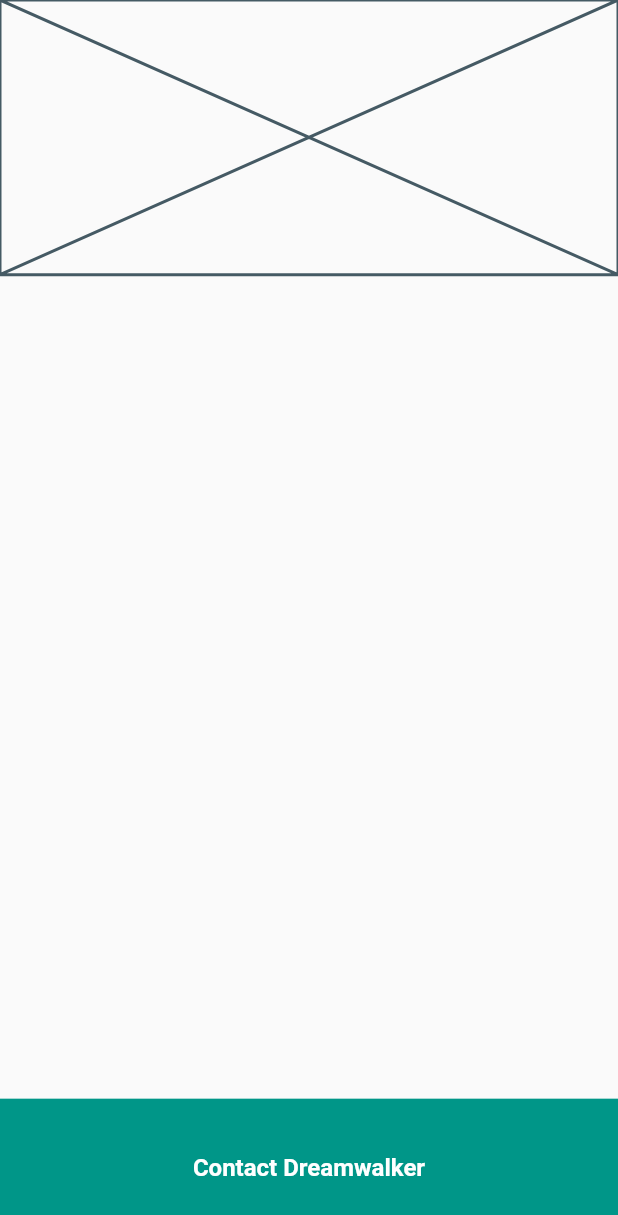
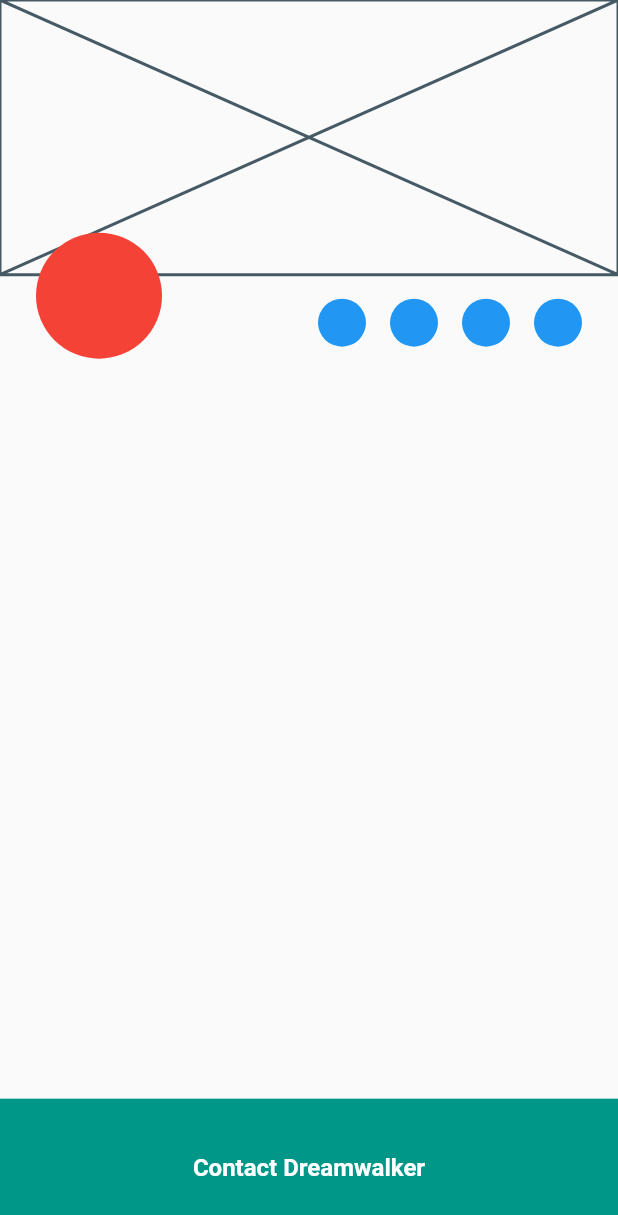
Before and after one commit to JAICHANGPARK/flutter_notebook_the_third_story, a Flutter app: the screen it shows after launch, on a phone screen of 412 x 824 dp. Shown: the top 1215 px of the screen. Run offline on Flutter 3.47's test engine with Material 2 defaults, Android fonts, the phone set to English and light mode, and no system bars; our stand-ins replace badges, dotted_border, fl_chart, google_fonts, page_transition, percent_indicator.

Commit message:
Update main_page.dart

```diff
--- a/lib/user_profile/main_page.dart
+++ b/lib/user_profile/main_page.dart
@@ -23,25 +23,74 @@ class _MainPageState extends State<MainPage> {
                     height: MediaQuery.of(context).size.height / 4.5,
                     child: Placeholder(),
                   ),
+                ),
+                Positioned(
+                  left: 24,
+                  top: MediaQuery.of(context).size.height / 4.5 - 28,
+                  child: Container(
+                    height: 84,
+                    width: 84,
+                    decoration: BoxDecoration(
+                      shape: BoxShape.circle,
+                      color: Colors.red,
+                    ),
+                  ),
+                ),
+                Positioned(
+                  right: 24,
+                  top: MediaQuery.of(context).size.height / 4.5 + 16,
+                  child: Row(
+                    children: <Widget>[
+                      Container(
+                        height: 32,
+                        width: 32,
+                        decoration: BoxDecoration(
+                            shape: BoxShape.circle, color: Colors.blue),
+                      ),
+                      SizedBox(
+                        width: 16,
+                      ),
+                      Container(
+                        height: 32,
+                        width: 32,
+                        decoration: BoxDecoration(
+                            shape: BoxShape.circle, color: Colors.blue),
+                      ),
+                      SizedBox(
+                        width: 16,
+                      ),
+                      Container(
+                        height: 32,
+                        width: 32,
+                        decoration: BoxDecoration(
+                            shape: BoxShape.circle, color: Colors.blue),
+                      ),
+                      SizedBox(
+                        width: 16,
+                      ),
+                      Container(
+                        height: 32,
+                        width: 32,
+                        decoration: BoxDecoration(
+                            shape: BoxShape.circle, color: Colors.blue),
+                      )
+                    ],
+                  ),
                 )
-
               ],
             ),
           ),
           Expanded(
             flex: 1,
             child: Container(
-              decoration: BoxDecoration(
-                color: Colors.teal
-              ),
+              decoration: BoxDecoration(color: Colors.teal),
               child: Center(
                 child: Text(
                   "Contact Dreamwalker",
                   style: TextStyle(
-                    color: Colors.white,
-                    fontSize: 16,
-                    fontWeight: FontWeight.bold
-                  ),
+                      color: Colors.white,
+                      fontSize: 16,
+                      fontWeight: FontWeight.bold),
                 ),
               ),
             ),
```
